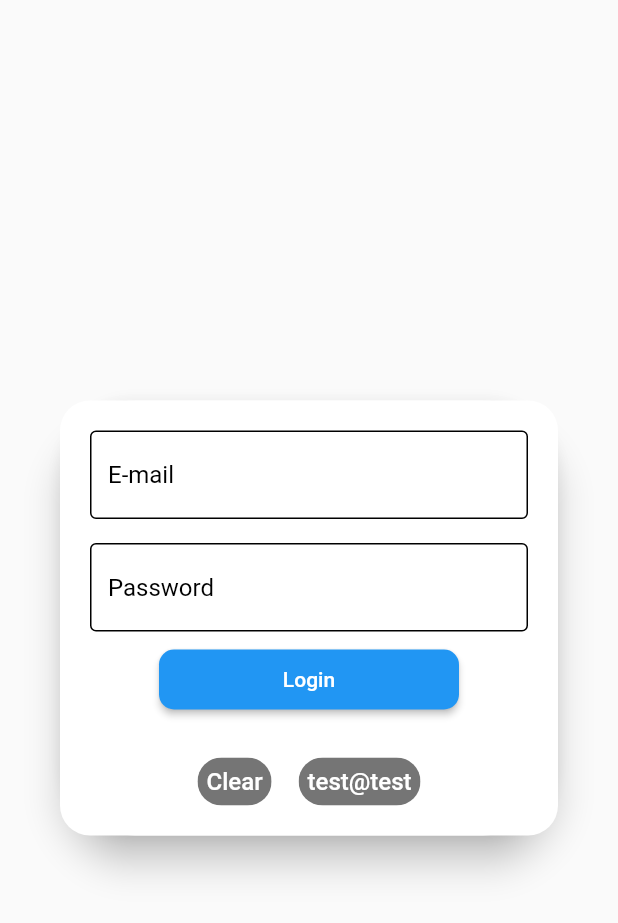
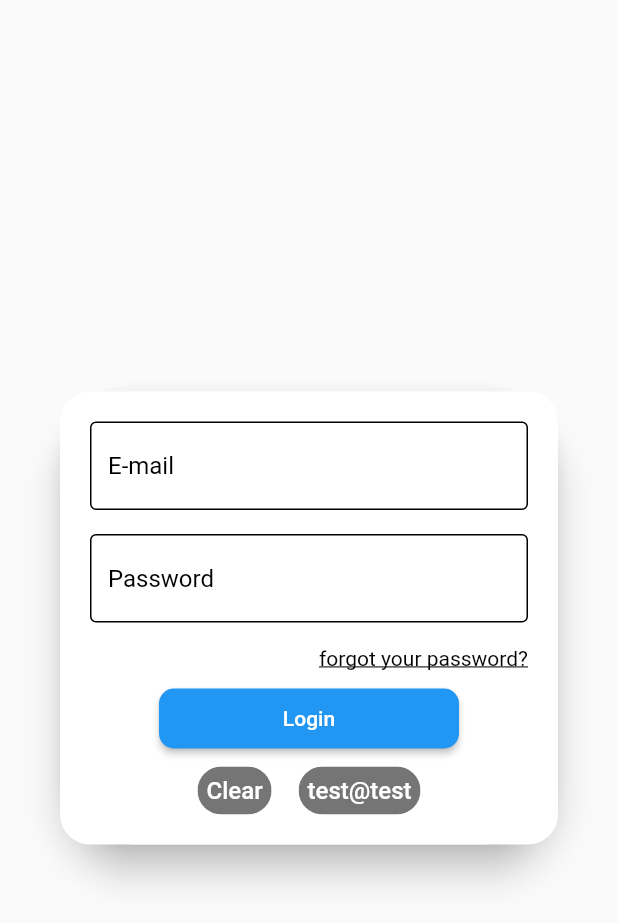
Before and after one commit to Ramsay99/Flutter_FinalApp, a Flutter app: the LoginScreen screen opened directly, after a tap on "Login", on a phone screen of 412 x 824 dp. Shown: the top 923 px of the screen. Run offline on Flutter 3.47's test engine with Material 2 defaults, Android fonts, the phone set to English and light mode, and no system bars; our stand-ins replace easy_debounce, firebase_auth, firebase_core, flutter_rating_bar, google_fonts; missing offline and left inert: ltuc_portal; accounts and stored records are empty; network calls fail.

Commit message:
add: FirebaseAuth login function

```diff
--- a/finalapp/lib/Screens/login_screen.dart
+++ b/finalapp/lib/Screens/login_screen.dart
@@ -1,6 +1,8 @@
+import 'package:finalapp/Utility/utils.dart';
+import 'package:finalapp/Widgets/default_button.dart';
+import 'package:finalapp/Widgets/default_chip_buttons.dart';
+import 'package:finalapp/Widgets/default_text_field.dart';
 import 'package:flutter/material.dart';
-import 'package:finalapp/Widgets/widgets_barrel.dart';
-import 'package:firebase_core/firebase_core.dart';
 import 'package:firebase_auth/firebase_auth.dart';
 
 class LoginScreen extends StatefulWidget {
@@ -31,7 +33,9 @@ class _LoginScreenState extends State<LoginScreen> {
                   child: Container(
                     decoration: const BoxDecoration(
                       color: Color.fromARGB(255, 255, 255, 255),
-                      borderRadius: BorderRadius.all(Radius.circular(20.0)),
+                      borderRadius: BorderRadius.all(Radius.circular(
+                              20.0) //                 <--- border radius here
+                          ),
                     ),
                     padding: const EdgeInsets.all(12),
                     child: Column(children: [
@@ -45,12 +49,25 @@ class _LoginScreenState extends State<LoginScreen> {
                         textHint: "Password",
                         controller: passwordController,
                       ),
+                      Container(
+                        alignment: Alignment.topRight,
+                        child: GestureDetector(
+                          child: const Padding(
+                            padding: EdgeInsets.all(8.0),
+                            child: Text(
+                              "forgot your password?",
+                              style: TextStyle(
+                                fontSize: 14,
+                                decoration: TextDecoration.underline,
+                                color: Color.fromARGB(255, 4, 3, 3),
+                              ),
+                            ),
+                          ),
+                        ),
+                      ),
                       DefaultButton(
                         label: "Login",
-                        onTap: () {},
-                      ),
-                      SizedBox(
-                        height: 20,
+                        onTap: signInAuth,
                       ),
                       Wrap(
                         spacing: 8,
@@ -83,24 +100,24 @@ class _LoginScreenState extends State<LoginScreen> {
       ),
     );
   }
+
+  Future signInAuth() async {
+    try {
+      showDialog(
+        context: context,
+        builder: (context) => const Center(
+          child: CircularProgressIndicator(),
+        ),
+        barrierDismissible: false,
+      );
+      await FirebaseAuth.instance.signInWithEmailAndPassword(
+        email: emailController.text,
+        password: passwordController.text,
+      );
+    } on FirebaseAuthException catch (e) {
+      Utils.errorSnackBar(e.message);
+    } finally {
+      Navigator.pop(context);
+    }
+  }
 }
-//   Future signInAuth() async {
-//     try {
-//       showDialog(
-//         context: context,
-//         builder: (context) => const Center(
-//           child: CircularProgressIndicator(),
-//         ),
-//         barrierDismissible: false,
-//       );
-//       await FirebaseAuth.instance.signInWithEmailAndPassword(
-//         email: emailController.text,
-//         password: passwordController.text,
-//       );
-//     } on FirebaseAuthException catch (e) {
-//       Utils.errorSnackBar(e.message);
-//     } finally {
-//       Navigator.pop(context);
-//     }
-//   }
-// }
--- /dev/null
+++ b/finalapp/lib/Utility/utility_barrel.dart
@@ -0,0 +1,6 @@
+export 'package:ltuc_portal/utility/firebase_options.dart';
+export 'package:ltuc_portal/utility/firebase_references.dart';
+export 'package:ltuc_portal/utility/style.dart';
+export 'package:ltuc_portal/utility/auth_service.dart';
+export 'package:ltuc_portal/utility/students_mark.dart';
+export "package:ltuc_portal/utility/utils.dart";
--- /dev/null
+++ b/finalapp/lib/Utility/utils.dart
@@ -0,0 +1,15 @@
+import 'package:flutter/material.dart';
+
+class Utils {
+  static final messengerKey = GlobalKey<ScaffoldMessengerState>();
+  static errorSnackBar(String? text) {
+    if (text == null) return;
+    final snackBar = SnackBar(
+      content: Text(text),
+      backgroundColor: Colors.red,
+    );
+    messengerKey.currentState!
+      ..removeCurrentSnackBar()
+      ..showSnackBar(snackBar);
+  }
+}
--- a/finalapp/lib/main.dart
+++ b/finalapp/lib/main.dart
@@ -9,7 +9,7 @@ late User localCurrentUser = true ? Manager() : Driver();
 Future<void> main() async {
   WidgetsFlutterBinding.ensureInitialized();
   await Firebase.initializeApp(options: DefaultFirebaseOptions.currentPlatform);
-  runApp(const MaterialApp(home: MyApp()));
+  runApp(const MaterialApp(debugShowCheckedModeBanner: false, home: MyApp()));
 }
 
 class MyApp extends StatelessWidget {
```
